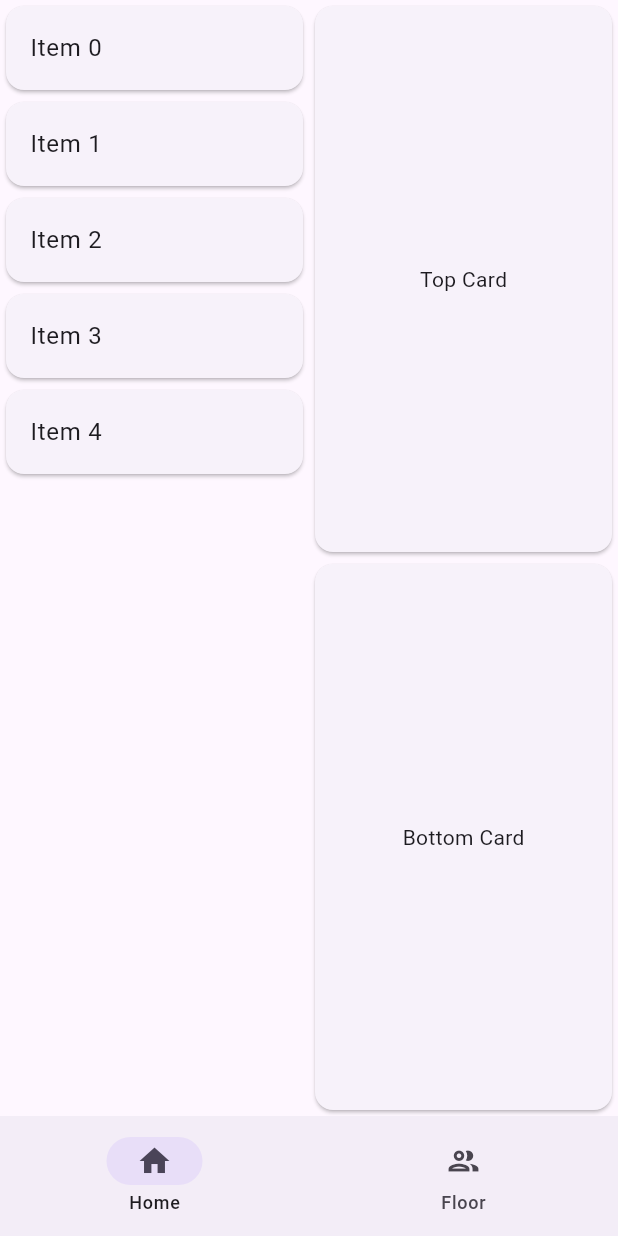
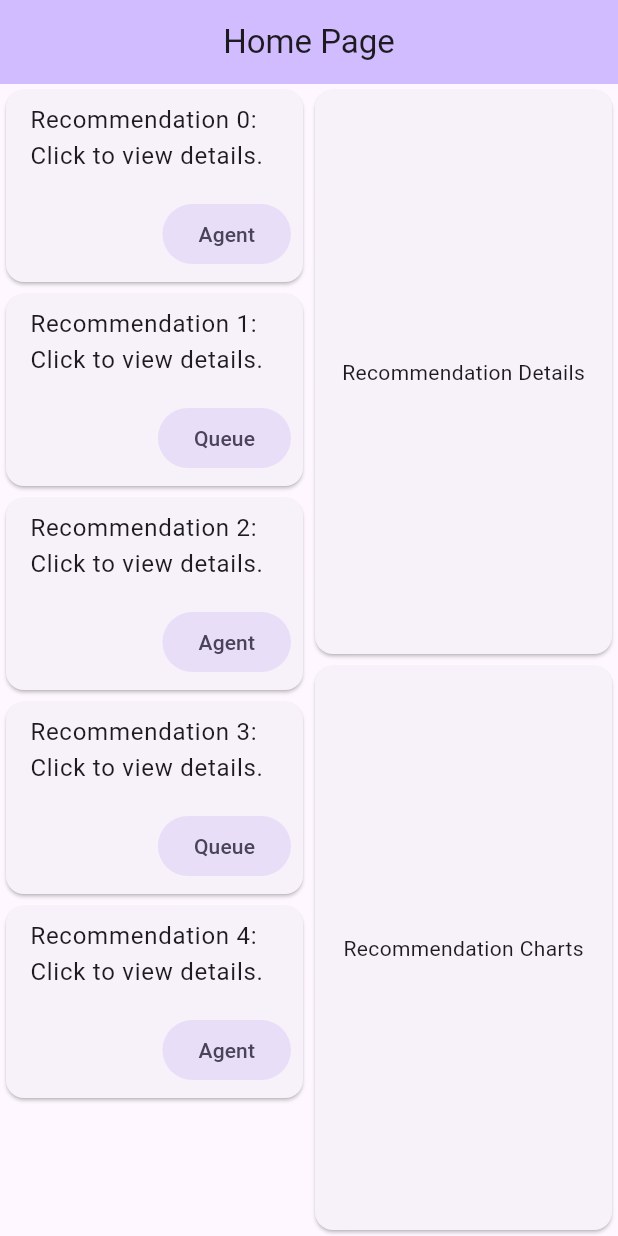
Before and after one commit to lbux/aws-connect-supervisor-app, a Flutter app: the screen it shows after launch, on a phone screen of 412 x 824 dp. Run offline on Flutter 3.47's test engine with Material 3 defaults, Android fonts, the light colour scheme and no system bars; our stand-ins replace bloc, flutter_bloc, go_router; generated files the repository leaves out were written again.

Commit message:
update ui to match MVP

```diff
--- a/lib/app/view/home_page.dart
+++ b/lib/app/view/home_page.dart
@@ -12,22 +12,9 @@ class _HomePageState extends State<HomePage> {
   @override
   Widget build(BuildContext context) {
     return Scaffold(
-      bottomNavigationBar: NavigationBar(
-        onDestinationSelected: (int index) {
-          currentPageIndex = index;
-        },
-        destinations: const <Widget>[
-          NavigationDestination(
-            selectedIcon: Icon(Icons.home),
-            icon: Icon(Icons.home_outlined),
-            label: 'Home',
-          ),
-          NavigationDestination(
-            selectedIcon: Icon(Icons.people),
-            icon: Icon(Icons.people_outlined),
-            label: 'Floor',
-          ),
-        ],
+      appBar: AppBar(
+        title: const Text('Home Page'),
+        centerTitle: true,
       ),
       body: Row(
         children: [
@@ -35,9 +22,27 @@ class _HomePageState extends State<HomePage> {
             child: ListView.builder(
               itemCount: 5,
               itemBuilder: (context, index) {
+                final buttonText = (index.isEven) ? 'Agent' : 'Queue';
                 return Card(
-                  child: ListTile(
-                    title: Text('Item $index'),
+                  child: Column(
+                    mainAxisSize: MainAxisSize.min,
+                    children: [
+                      ListTile(
+                        title: Text(
+                          'Recommendation $index: Click to view details.',
+                        ),
+                      ),
+                      Align(
+                        alignment: Alignment.bottomRight,
+                        child: Padding(
+                          padding: const EdgeInsets.all(8),
+                          child: FilledButton.tonal(
+                            onPressed: () {},
+                            child: Text(buttonText),
+                          ),
+                        ),
+                      ),
+                    ],
                   ),
                 );
               },
@@ -49,14 +54,14 @@ class _HomePageState extends State<HomePage> {
                 Expanded(
                   child: Card(
                     child: Center(
-                      child: Text('Top Card'),
+                      child: Text('Recommendation Details'),
                     ),
                   ),
                 ),
                 Expanded(
                   child: Card(
                     child: Center(
-                      child: Text('Bottom Card'),
+                      child: Text('Recommendation Charts'),
                     ),
                   ),
                 ),
```
